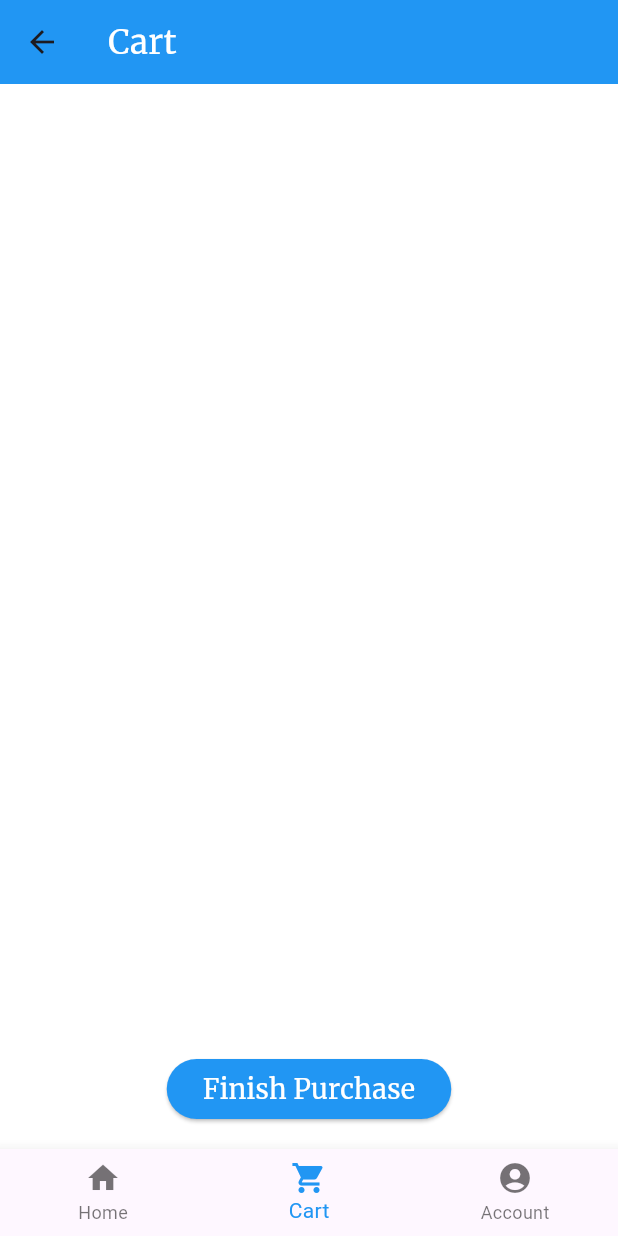
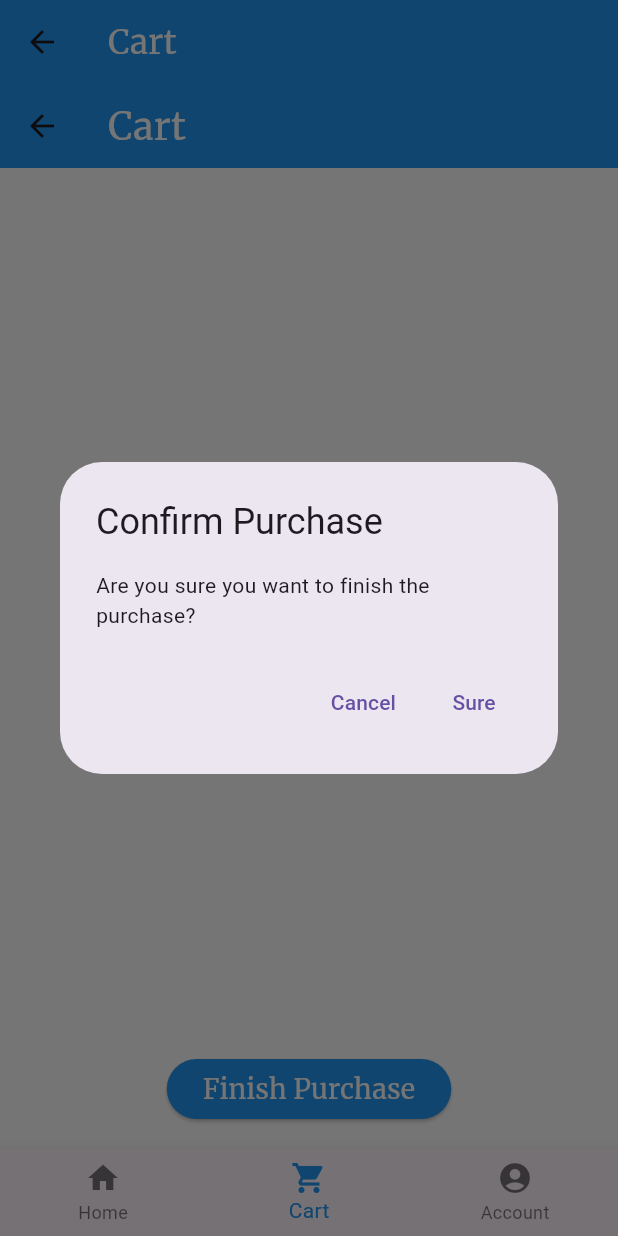
Before and after one commit to Fouaddal/store, a Flutter app: the HomeScreen screen opened directly with empty values, item 2 of the bottom bar chosen, after a tap on "Finish Purchase", on a phone screen of 412 x 824 dp. Run offline on Flutter 3.47's test engine with Material 3 defaults, Android fonts, the phone set to English and light mode, and no system bars; network calls fail.

Commit message:
new edit

```diff
--- a/lib/AccountScreen.dart
+++ b/lib/AccountScreen.dart
@@ -2,10 +2,7 @@ import 'package:flutter/material.dart';
 import 'package:http/http.dart' as http;
 import 'dart:convert';
 import 'User.dart';
-// import 'package:image_picker/image_picker.dart';
-import 'dart:io';
-
-
+import 'HomeScreen.dart'; // Import HomeScreen
 
 class AccountScreen extends StatefulWidget {
   final Map<String, dynamic>? user;
@@ -64,13 +61,27 @@ class _AccountScreenState extends State<AccountScreen> {
         );
         setState(() {
           _isEditing = false;
-        });
-        // Update the text controllers with saved data
-        setState(() {
           _firstNameController.text = user.firstName;
           _lastNameController.text = user.lastName;
           _emailController.text = user.email;
         });
+
+        // Navigate to HomeScreen after saving data
+        Navigator.pushReplacement(
+          context,
+          MaterialPageRoute(
+            builder: (context) => HomeScreen(
+              phoneNumber: widget.user?['phone_number'] ?? '',
+              addToCart: (item) {},
+              user: {
+                'phone_number': widget.user?['phone_number'] ?? '',
+                'first_name': _firstNameController.text,
+                'last_name': _lastNameController.text,
+                'email': _emailController.text,
+              },
+            ),
+          ),
+        );
       } else {
         ScaffoldMessenger.of(context).showSnackBar(
           SnackBar(content: Text('Failed to save user data: ${response.statusCode}')),
@@ -89,28 +100,13 @@ class _AccountScreenState extends State<AccountScreen> {
     });
   }
 
-  // File? image; // Variable to store the selected image
-  // Future<void> pickImageFromGallery() async {
-  //   try {
-  //     final pickedImage = await ImagePicker().pickImage(source: ImageSource.gallery);
-  //     if (pickedImage == null) return; // If no image selected, exit
-  //
-  //     setState(() {
-  //       image = File(pickedImage.path); // Update the image and UI
-  //     });
-  //   } catch (e) {
-  //     print('Failed to pick image: $e'); // Error handling
-  //   }
-  // }
-
   @override
   Widget build(BuildContext context) {
     return Scaffold(
       backgroundColor: Colors.white,
       appBar: AppBar(
         backgroundColor: Colors.blue,
-        title:
-        Text(
+        title: Text(
           'Change Your Details',
           style: TextStyle(
             color: Colors.white,
@@ -129,9 +125,6 @@ class _AccountScreenState extends State<AccountScreen> {
       body: ListView(
         padding: const EdgeInsets.all(16.0),
         children: <Widget>[
-          // image != null
-          //     ? Image.file(image!, height: 200, width: 200, fit: BoxFit.cover)
-          //     : const Text('No image selected'),
           SizedBox(height: 16.0),
           if (widget.user?['phone_number'] != null)
             Text(
@@ -145,9 +138,7 @@ class _AccountScreenState extends State<AccountScreen> {
               TextField(
                 controller: _firstNameController,
                 decoration: InputDecoration(
-                  prefixIcon: Icon(Icons.person,
-                    color: Colors.blue,
-                  ),
+                  prefixIcon: Icon(Icons.person, color: Colors.blue),
                   hintText: 'First Name',
                   hintStyle: TextStyle(
                     color: Colors.black,
@@ -163,9 +154,7 @@ class _AccountScreenState extends State<AccountScreen> {
               TextField(
                 controller: _lastNameController,
                 decoration: InputDecoration(
-                  prefixIcon: Icon(Icons.tag,
-                    color: Colors.blue,
-                  ),
+                  prefixIcon: Icon(Icons.tag, color: Colors.blue),
                   hintText: 'Last Name',
                   hintStyle: TextStyle(
                     color: Colors.black,
@@ -181,10 +170,8 @@ class _AccountScreenState extends State<AccountScreen> {
               TextField(
                 controller: _emailController,
                 decoration: InputDecoration(
-                  prefixIcon: Icon(Icons.location_city,
-                    color: Colors.blue,
-                  ),
-                  hintText: 'Location',
+                  prefixIcon: Icon(Icons.email, color: Colors.blue),
+                  hintText: 'Email',
                   hintStyle: TextStyle(
                     color: Colors.black,
                     fontFamily: 'Merriweather',
@@ -197,9 +184,7 @@ class _AccountScreenState extends State<AccountScreen> {
               ),
               SizedBox(height: 16.0),
               ElevatedButton(
-                onPressed: () {
-                  _uploadData();
-                },
+                onPressed: _uploadData,
                 child: Text('Save'),
                 style: ElevatedButton.styleFrom(
                   backgroundColor: Colors.blue,
@@ -217,22 +202,17 @@ class _AccountScreenState extends State<AccountScreen> {
             children: [
               Text(
                 'First Name: ${_firstNameController.text}',
-                style: TextStyle(
-                    fontFamily: 'Merriweather',
-                    fontSize: 20),
+                style: TextStyle(fontFamily: 'Merriweather', fontSize: 20),
               ),
               SizedBox(height: 16.0),
               Text(
                 'Last Name: ${_lastNameController.text}',
-                style: TextStyle(
-                    fontFamily: 'Merriweather',
-                    fontSize: 20),
+                style: TextStyle(fontFamily: 'Merriweather', fontSize: 20),
               ),
               SizedBox(height: 16.0),
               Text(
                 'Email: ${_emailController.text}',
-                style: TextStyle(fontFamily: 'Merriweather',
-                    fontSize: 20),
+                style: TextStyle(fontFamily: 'Merriweather', fontSize: 20),
               ),
             ],
           ),
--- /dev/null
+++ b/lib/Cart.dart
@@ -0,0 +1,20 @@
+import 'CartItem.dart';
+
+class Cart {
+  static final Cart _instance = Cart._internal();
+  List<CartItem> items = [];
+
+  factory Cart() {
+    return _instance;
+  }
+
+  Cart._internal();
+
+  void addItem(CartItem item) {
+    items.add(item);
+  }
+
+  void removeItem(CartItem item) {
+    items.remove(item);
+  }
+}
--- a/lib/CartScreen.dart
+++ b/lib/CartScreen.dart
@@ -1,21 +1,96 @@
 import 'package:flutter/material.dart';
 import 'CartItem.dart';
+import 'Cart.dart'; // Import Cart singleton
+import 'package:http/http.dart' as http;
+import 'dart:convert';
 
-class CartScreen extends StatelessWidget {
-  final List<CartItem> cartItems;
-  final Function onFinish;
-  final Function(CartItem) onRemoveItem;
+class CartScreen extends StatefulWidget {
+  @override
+  _CartScreenState createState() => _CartScreenState();
+}
 
-  const CartScreen({
-    required this.cartItems,
-    required this.onFinish,
-    required this.onRemoveItem,
-    Key? key,
-  }) : super(key: key);
+class _CartScreenState extends State<CartScreen> {
+  Future<void> _finishPurchase() async {
+    // Ensure Cart().items is not empty
+    if (Cart().items.isEmpty) {
+      print('Cart is empty');
+      return;
+    }
+
+    // API call to store cart items
+    final url = Uri.parse('http://10.0.2.2:8000/api/cart'); // Replace with your API endpoint
+    final cartData = {
+      'cartItems': Cart().items.map((item) => item.toJson()).toList(),
+    };
+
+    print('Sending cart data: ${json.encode(cartData)}'); // Debug print
+
+    final response = await http.post(
+      url,
+      headers: {'Content-Type': 'application/json'},
+      body: json.encode(cartData), // Ensure 'cartItems' matches server-side key
+    );
+
+    print('Response status: ${response.statusCode}'); // Debug print
+    print('Response body: ${response.body}'); // Debug print
+
+    if (response.statusCode == 200 || response.statusCode == 201) {
+      ScaffoldMessenger.of(context).showSnackBar(
+        SnackBar(content: Text('Purchase completed successfully!')),
+      );
+
+      // Clear the cart items after successful purchase
+      setState(() {
+        Cart().items.clear();
+      });
+    } else {
+      ScaffoldMessenger.of(context).showSnackBar(
+        SnackBar(content: Text('Failed to complete purchase.')),
+      );
+    }
+  }
+
+  void _showConfirmationDialog() {
+    showDialog(
+      context: context,
+      builder: (BuildContext context) {
+        return AlertDialog(
+          title: Text('Confirm Purchase'),
+          content: Text('Are you sure you want to finish the purchase?'),
+          actions: <Widget>[
+            TextButton(
+              child: Text('Cancel'),
+              onPressed: () {
+                Navigator.of(context).pop();
+              },
+            ),
+            TextButton(
+              child: Text('Sure'),
+              onPressed: () {
+                Navigator.of(context).pop();
+                _finishPurchase();
+              },
+            ),
+          ],
+        );
+      },
+    );
+  }
 
   @override
   Widget build(BuildContext context) {
     return Scaffold(
+      appBar: AppBar(
+        title: Text(
+          'Cart',
+          style: TextStyle(
+            fontFamily: 'Merriweather',
+            fontSize: 25,
+            color: Colors.white,
+          ),
+        ),
+        backgroundColor: Colors.blue,
+      ),
       backgroundColor: Colors.white,
       body: Padding(
         padding: const EdgeInsets.all(16.0),
@@ -23,14 +98,30 @@ class CartScreen extends StatelessWidget {
           children: [
             Expanded(
               child: ListView.builder(
-                itemCount: cartItems.length,
+                itemCount: Cart().items.length,
                 itemBuilder: (context, index) {
                   return ListTile(
-                    title: Text(cartItems[index].name),
+                    leading: Image.network(Cart().items[index].imageUrl),
+                    title: Text(
+                      Cart().items[index].name,
+                      style: TextStyle(
+                        fontFamily: 'Merriweather',
+                        fontSize: 20,
+                      ),
+                    ),
+                    subtitle: Text(
+                      Cart().items[index].description,
+                      style: TextStyle(
+                        fontFamily: 'Merriweather',
+                        fontSize: 16,
+                      ),
+                    ),
                     trailing: IconButton(
                       icon: Icon(Icons.remove_circle),
                       onPressed: () {
-                        onRemoveItem(cartItems[index]);
+                        setState(() {
+                          Cart().removeItem(Cart().items[index]);
+                        });
                       },
                     ),
                   );
@@ -38,9 +129,7 @@ class CartScreen extends StatelessWidget {
               ),
             ),
             ElevatedButton(
-              onPressed: () {
-                onFinish();
-              },
+              onPressed: _showConfirmationDialog,
               child: Text('Finish Purchase'),
               style: ElevatedButton.styleFrom(
                 backgroundColor: Colors.blue,
--- a/lib/main.dart
+++ b/lib/main.dart
@@ -20,8 +20,8 @@ class MyApp extends StatelessWidget {
         primaryColor: Colors.blue,
         visualDensity: VisualDensity.adaptivePlatformDensity,
       ),
-      home: SignInScreen(),
-      /*HomeScreen(addToCart: (CartItem ) {  }, user: {}, phoneNumber: '', ),*/
+      home:
+      HomeScreen(addToCart: (CartItem ) {  }, user: {}, phoneNumber: '', ),
       debugShowCheckedModeBanner: false,
     );
   }
```
Also changed, not shown: lib/HomeScreen.dart (+1 -7 lines), lib/ProductDetailsScreen.dart (+41 -11 lines), lib/SignInScreen.dart (+31 -21 lines), pubspec.lock.
